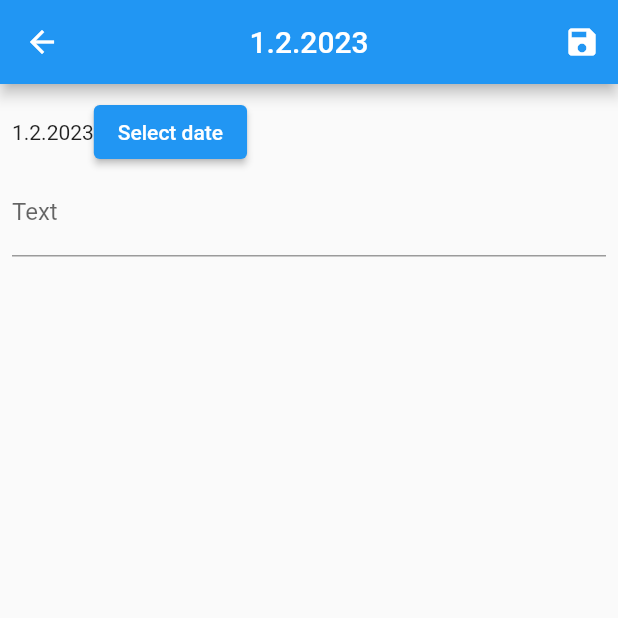
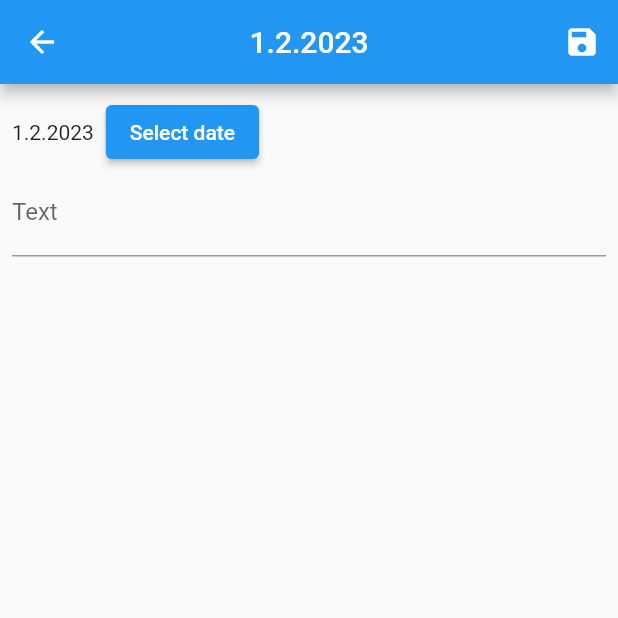
Before and after one commit to Pachj/lernjournal, a Flutter app: the EditJournalEntry screen opened directly, after a tap on the "save" icon, on a phone screen of 412 x 824 dp, the top half of it. Run offline on Flutter 3.47's test engine with Material 2 defaults, Android fonts, the phone set to English and light mode, and no system bars; our stand-ins replace cloud_firestore, firebase_core; accounts and stored records are empty; generated files the repository leaves out were written again.

```diff
--- a/lib/screens/edit_journal_entry.dart
+++ b/lib/screens/edit_journal_entry.dart
@@ -15,6 +15,7 @@ class EditJournalEntry extends StatefulWidget {
 class _EditJournalEntryState extends State<EditJournalEntry> {
   final TextEditingController _textController = TextEditingController();
   DateTime _selectedDate = DateTime.now();
+  bool _isLoading = false;
 
   @override
   void initState() {
@@ -23,17 +24,27 @@ class _EditJournalEntryState extends State<EditJournalEntry> {
     _selectedDate = widget.data.dateAsDateTime;
   }
 
-  void createOrUpdate() {
+  void createOrUpdate() async {
     final JournalEntry journalEntry = JournalEntry(
         text: _textController.text,
         timestamp: Timestamp.fromDate(_selectedDate),
         id: widget.data.id);
 
+    setState(() {
+      _isLoading = true;
+    });
+
     if (widget.data.id == "") {
-      Requests.create(journalEntry: journalEntry);
+      await Requests.create(journalEntry: journalEntry);
     } else {
-      Requests.update(journalEntry: journalEntry);
+      await Requests.update(journalEntry: journalEntry);
     }
+
+    setState(() {
+      _isLoading = false;
+    });
+
+    Navigator.pop(context, true);
   }
 
   @override
@@ -60,6 +71,9 @@ class _EditJournalEntryState extends State<EditJournalEntry> {
               children: [
                 Text(
                     '${_selectedDate.day}.${_selectedDate.month}.${_selectedDate.year}'),
+                const SizedBox(
+                  width: 8.0,
+                ),
                 ElevatedButton(
                   child: const Text('Select date'),
                   onPressed: () async {
@@ -82,6 +96,7 @@ class _EditJournalEntryState extends State<EditJournalEntry> {
                 labelText: 'Text',
               ),
             ),
+            if (_isLoading) const CircularProgressIndicator(),
           ],
         ),
       ),
--- a/lib/services/requests.dart
+++ b/lib/services/requests.dart
@@ -2,16 +2,18 @@ import 'package:cloud_firestore/cloud_firestore.dart';
 import '../models/journal_entry.dart';
 
 class Requests {
-  static void create({required JournalEntry journalEntry}) async {
+  static Future<bool> create({required JournalEntry journalEntry}) async {
     await FirebaseFirestore.instance
         .collection('entries')
         .add({'date': journalEntry.timestamp, 'text': journalEntry.text});
+    return true;
   }
 
-  static void update({required JournalEntry journalEntry}) async {
+  static Future<bool> update({required JournalEntry journalEntry}) async {
     await FirebaseFirestore.instance
         .collection('entries')
         .doc(journalEntry.id)
         .update({'date': journalEntry.timestamp, 'text': journalEntry.text});
+    return true;
   }
 }
```
